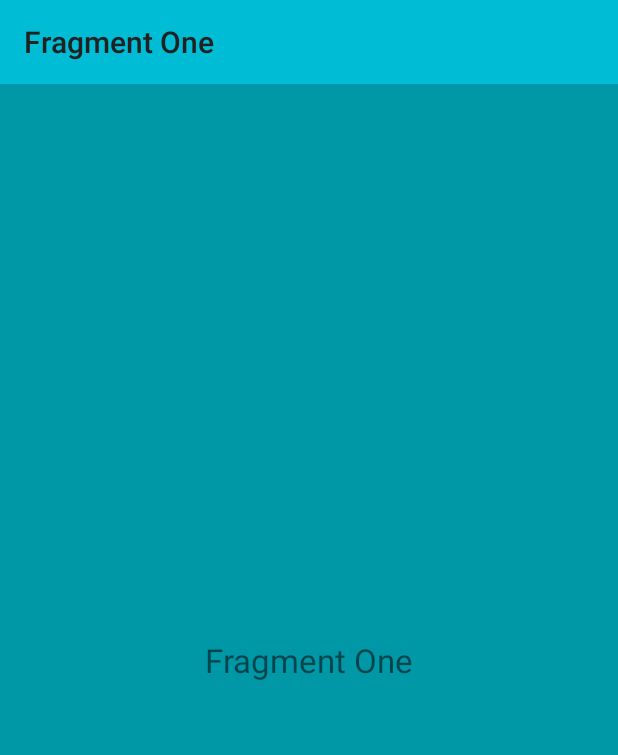
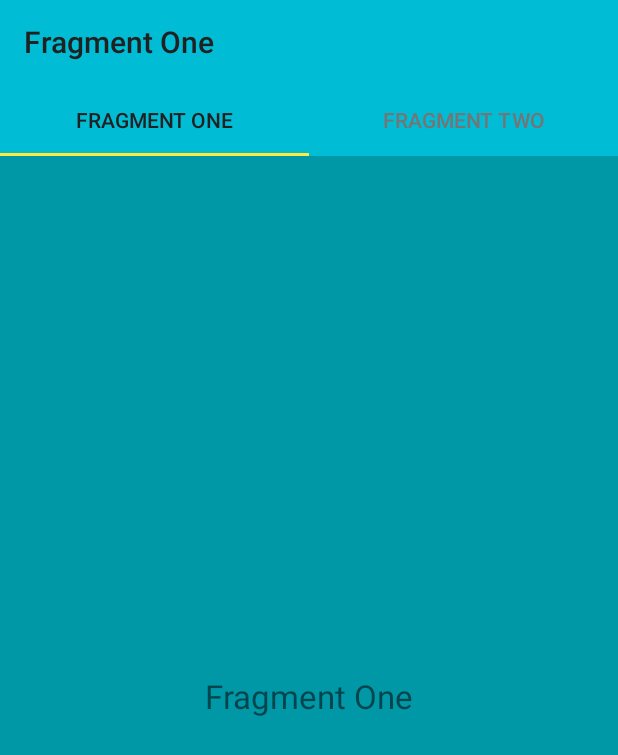
Before and after one commit to udenfox/KSInternshipDemo2020, an Android app: the screen it shows after launch (MainActivity), on a phone screen of 412 x 824 dp. Shown: the top 755 px of the screen. Run offline under Robolectric (Android 15) with nearby library versions, the phone set to English and light mode, and no system bars.

Commit message:
Step5: TabLayout added

```diff
--- a/app/build.gradle
+++ b/app/build.gradle
@@ -28,6 +28,7 @@ dependencies {
 
     implementation 'androidx.appcompat:appcompat:1.1.0'
     implementation 'androidx.constraintlayout:constraintlayout:1.1.3'
+    implementation 'com.google.android.material:material:1.1.0'
     implementation 'androidx.legacy:legacy-support-v4:1.0.0'
     testImplementation 'junit:junit:4.12'
     androidTestImplementation 'androidx.test.ext:junit:1.1.1'
--- a/app/src/main/java/com/keepsolid/ksinternshipdemo2020/activity/MainActivity.java
+++ b/app/src/main/java/com/keepsolid/ksinternshipdemo2020/activity/MainActivity.java
@@ -13,6 +13,7 @@ import androidx.fragment.app.Fragment;
 import androidx.fragment.app.FragmentTransaction;
 import androidx.viewpager.widget.ViewPager;
 
+import com.google.android.material.tabs.TabLayout;
 import com.keepsolid.ksinternshipdemo2020.R;
 import com.keepsolid.ksinternshipdemo2020.activity.base.BaseActivity;
 import com.keepsolid.ksinternshipdemo2020.fragment.FirstFragment;
@@ -26,6 +27,7 @@ public class MainActivity extends BaseActivity {
     private SecondFragment fragmentTwo;
 
     private ViewPager viewPager;
+    private TabLayout tabLayout;
     private ViewPagerAdapter adapter;
 
     @Override
@@ -44,6 +46,9 @@ public class MainActivity extends BaseActivity {
         viewPager.setAdapter(adapter);
 
         initToolbar(getString(R.string.app_name));
+
+        tabLayout = findViewById(R.id.sliding_tabs);
+        tabLayout.setupWithViewPager(viewPager);
 
         getToolbar().setTitle(adapter.getPageTitle(0));
 
--- a/app/src/main/res/layout/activity_main.xml
+++ b/app/src/main/res/layout/activity_main.xml
@@ -11,11 +11,18 @@
         android:id="@+id/toolbar"
         layout="@layout/toolbar_layout" />
 
+    <com.google.android.material.tabs.TabLayout
+        android:id="@+id/sliding_tabs"
+        android:layout_width="match_parent"
+        android:layout_height="wrap_content"
+        android:background="@color/primary"
+        app:layout_constraintTop_toBottomOf="@+id/toolbar" />
+
     <androidx.viewpager.widget.ViewPager
         android:id="@+id/view_pager"
         android:layout_width="match_parent"
         android:layout_height="0dp"
-        app:layout_constraintTop_toBottomOf="@+id/toolbar"
+        app:layout_constraintTop_toBottomOf="@+id/sliding_tabs"
         app:layout_constraintBottom_toBottomOf="parent">
 
     </androidx.viewpager.widget.ViewPager>
```
